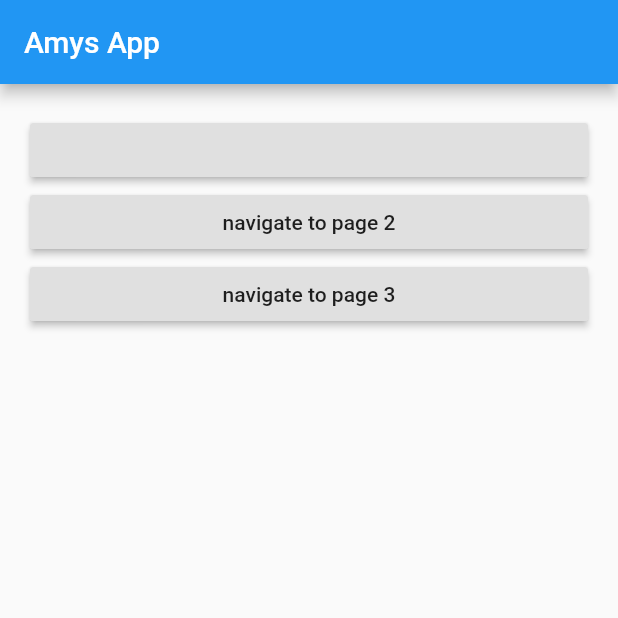
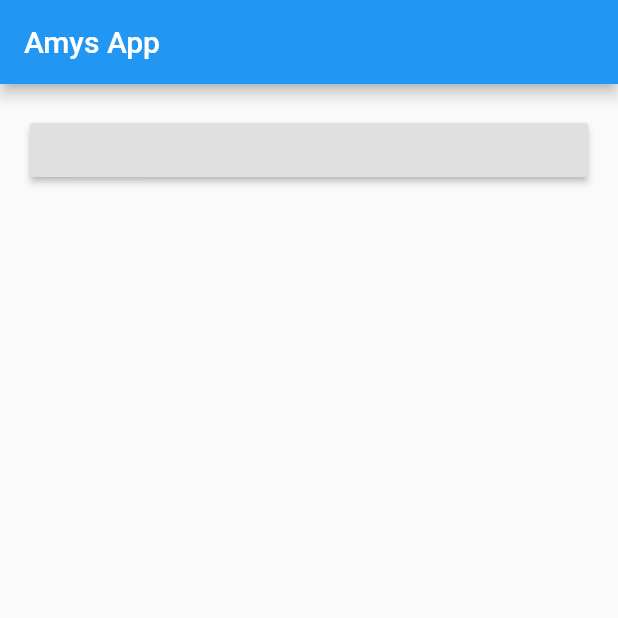
Before and after one commit to RobAWilkinson/flour-water-salt-yeast, a Flutter app: the screen it shows after launch, on a phone screen of 412 x 824 dp, the top half of it. Run offline on Flutter 3.47's test engine with Material 2 defaults, Android fonts, the phone set to English and light mode, and no system bars.

Commit message:
cleaned up main app code

```diff
--- a/lib/main.dart
+++ b/lib/main.dart
@@ -1,67 +1,26 @@
 import 'package:flutter/material.dart';
 
 void main() {
-  runApp(MaterialApp(
+  runApp( MaterialApp(
     title: 'Hello World App',
-    home: myApp(),
-    routes: <String, WidgetBuilder>{
-      "/SecondPage": (BuildContext context) => SecondPage(),
-      "/ThirdPage": (BuildContext context) => ThirdPage()
-    },
+    home:  MyApp(),
   ));
 }
 
-class ThirdPage extends StatelessWidget {
+
+class MyApp extends StatelessWidget {
   @override
   Widget build(BuildContext context) {
-    return Scaffold(body: Center(child: Text("thirdpage")));
-  }
-}
+    return  Scaffold(
+      appBar:  AppBar(
+        title:  Text('Amys App'),
+      ),
+      body:  Container(
+        padding: EdgeInsets.all(20.0),
+        child:  Column(
+          crossAxisAlignment: CrossAxisAlignment.stretch,
+          children: <Widget>[ AwesomeButton(),
 
-class SecondPage extends StatelessWidget {
-  @override
-  Widget build(BuildContext context) {
-    return Scaffold(
-        appBar: AppBar(
-            title: Text("Second Page"), backgroundColor: Colors.deepOrange),
-        body: Container(
-            child: Center(
-                child: Column(
-                    mainAxisAlignment: MainAxisAlignment.center,
-                    children: <Widget>[
-              IconButton(
-                icon: Icon(Icons.home, color: Colors.blue),
-                iconSize: 70.0,
-                onPressed: null,
-              ),
-              Text("Second Page")
-            ]))));
-  }
-}
-
-class myApp extends StatelessWidget {
-  @override
-  Widget build(BuildContext context) {
-    return Scaffold(
-      appBar: AppBar(
-        title: Text('Amys App'),
-      ),
-      body: Container(
-        padding: EdgeInsets.all(20.0),
-        child: Column(
-          crossAxisAlignment: CrossAxisAlignment.stretch,
-          children: <Widget>[
-            AwesomeButton(),
-            RaisedButton(
-                child: Text("navigate to page 2"),
-                onPressed: () {
-                  Navigator.of(context).pushNamed("/SecondPage");
-                }),
-            RaisedButton(
-                child: Text("navigate to page 3"),
-                onPressed: () {
-                  Navigator.of(context).pushNamed("/ThirdPage");
-                })
           ],
         ),
       ),
@@ -72,7 +31,7 @@ class myApp extends StatelessWidget {
 class AwesomeButton extends StatefulWidget {
   @override
   AwesomeButtonState createState() {
-    return AwesomeButtonState();
+    return  AwesomeButtonState();
   }
 }
 
@@ -90,6 +49,7 @@ class AwesomeButtonState extends State<AwesomeButton> {
 
   @override
   Widget build(BuildContext context) {
-    return RaisedButton(child: Text(displayedString), onPressed: onPressed);
+    return  RaisedButton(
+        child:  Text(displayedString), onPressed: onPressed);
   }
 }
```
